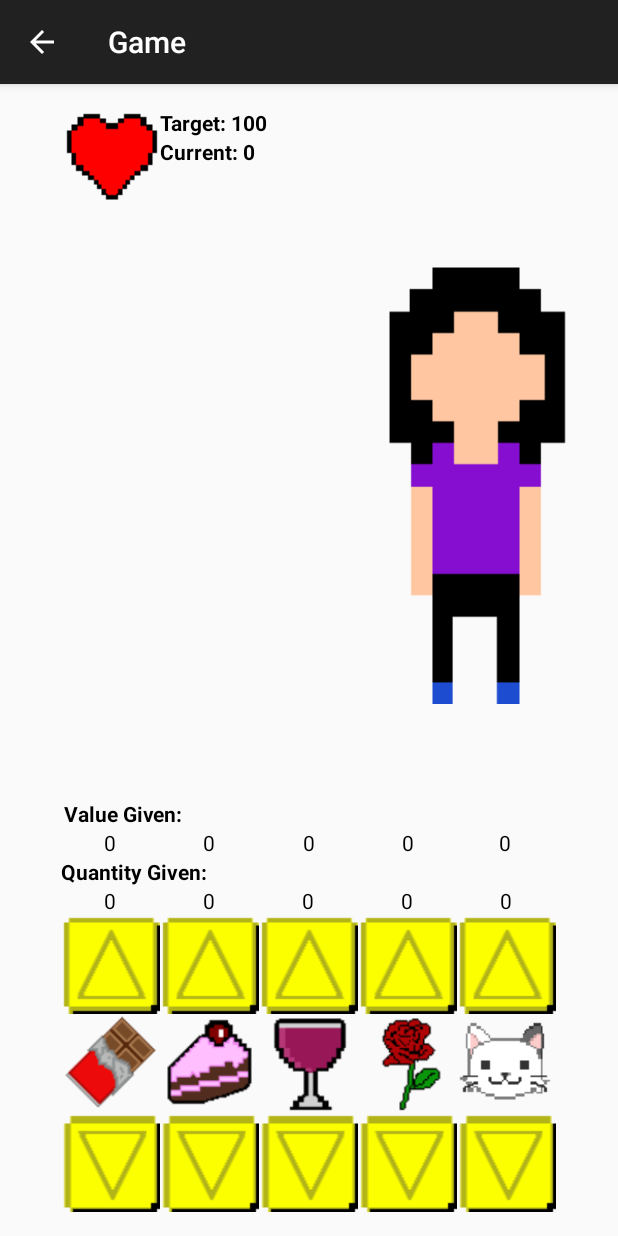
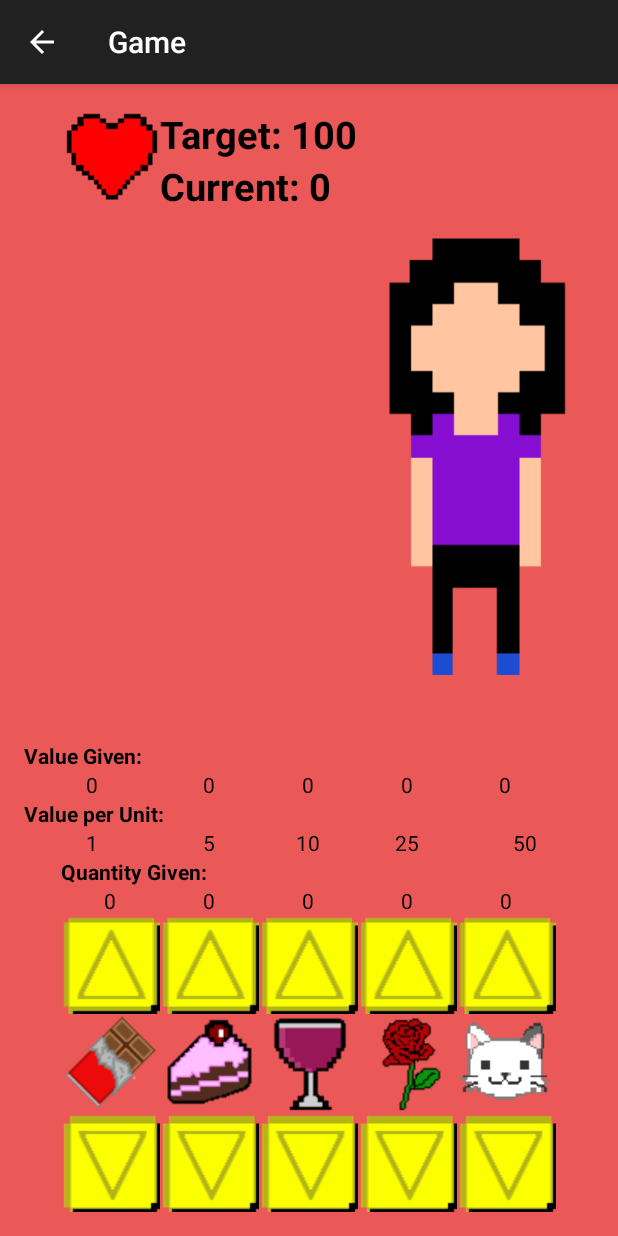
Before and after one commit to aptmac/Hackentines2016, an Android app: the Game screen opened directly, with no data from a screen before it, on a phone screen of 412 x 824 dp. Run offline under Robolectric (Android 15) with nearby library versions, the light colour scheme and no system bars.

Commit message:
Added some colour, re-aligned buttons/layouts

```diff
--- a/app/src/main/java/com/example/norifurikake/hackenties2016/Game.java
+++ b/app/src/main/java/com/example/norifurikake/hackenties2016/Game.java
@@ -6,7 +6,6 @@ import android.util.Log;
 import android.view.View;
 import android.widget.ImageView;
 import android.widget.TextView;
-
 import java.util.Random;
 
 
@@ -20,48 +19,33 @@ public class Game extends ActionBarActivity {
         Initialize();
     }
 
+    //Set up the variables and the game screen
     public void Initialize() {
         //Initialize the current target value
         target = 100;
         TextView textView = (TextView) findViewById(R.id.txtTarget);
         textView.setText("Target: " + String.valueOf(target));
 
+        //Display the Girl to the Screen
         ImageView imgGirl = (ImageView) findViewById(R.id.imgGirl);
         imgGirl.setImageResource(R.drawable.person1_standing);
-        /**
-        //Randomly generate the girl
-        Random r = new Random();
-        int girl = r.nextInt(5 - 1) + 5;
-        ImageView imgGirl = (ImageView) findViewById(R.id.imgGirl);
-        if (girl == 1)
-        {
-            imgGirl.setImageResource(R.drawable.person1_standing);
-        }
-        else if (girl == 2)
-        {
-            imgGirl.setImageResource(R.drawable.person2_standing);
-        }
-        else if (girl == 3)
-        {
-            imgGirl.setImageResource(R.drawable.person3_standing);
-        }
-        else if (girl == 4)
-        {
-            imgGirl.setImageResource(R.drawable.person4_standing);
-        }
-        else
-        {
-            imgGirl.setImageResource(R.drawable.person5_standing);
-        }
-         **/
 
-
-        //Initialize base values for the objects
+        //Initialize base values for the objects & update the activity form
         this.valueChocolate = 1;
+        textView = (TextView) findViewById(R.id.txtPerChocolate);
+        textView.setText(String.valueOf(valueChocolate));
         this.valueCake = 5;
+        textView = (TextView) findViewById(R.id.txtPerCake);
+        textView.setText(String.valueOf(valueCake));
         this.valueWine = 10;
+        textView = (TextView) findViewById(R.id.txtPerWine);
+        textView.setText(String.valueOf(valueWine));
         this.valueRose = 25;
+        textView = (TextView) findViewById(R.id.txtPerRose);
+        textView.setText(String.valueOf(valueRose));
         this.valueCat = 50;
+        textView = (TextView) findViewById(R.id.txtPerCat);
+        textView.setText(String.valueOf(valueCat));
     }
 
     /**
@@ -76,6 +60,15 @@ public class Game extends ActionBarActivity {
     public int valueCat = 0;
 
     /**
+     * Variables to hold the number of gifts currently given
+     */
+    public int numCake = 0;
+    public int numChocolate = 0;
+    public int numWine = 0;
+    public int numRose = 0;
+    public int numCat = 0;
+
+    /**
      * Variables to hold the running totals of each object
      */
     public int totalChocolate = 0;
@@ -85,28 +78,25 @@ public class Game extends ActionBarActivity {
     public int totalCat = 0;
 
 
-    /**
-     * Variables to hold the number of gifts currently given
-     */
-    public int numCake = 0;
-    public int numChocolate = 0;
-    public int numWine = 0;
-    public int numRose = 0;
-    public int numCat = 0;
-
+    //Function to check if the problem has been solved
     public void isSolved()
     {
+        //Create a local ImageView variable
         ImageView imgGirl = (ImageView) findViewById(R.id.imgGirl);
+
+        //If the user has completed the puzzle ...
         if (current == target)
         {
             Log.d("ALERT:", "You win!");
 
+            //Display the smiling Girl
             imgGirl.setImageResource(R.drawable.person1_smiling);
         }
         else
         {
+            //Girl is not smiling
             imgGirl.setImageResource(R.drawable.person1_standing);
-            //do nothing
+            //do nothing else
         }
     }
 
@@ -114,11 +104,14 @@ public class Game extends ActionBarActivity {
      * Increase and Decrease the quantity of Chocolate
      */
     public void IncreaseChocolate(View v){
+        //Increase the quantities
         numChocolate++;
         totalChocolate = totalChocolate + valueChocolate;
         current = current + valueChocolate;
         Log.d("Increase: ", String.valueOf(numChocolate));
         Log.d("Total Chocolate value: ", String.valueOf(totalChocolate));
+
+        //Update all textviews
         TextView textView = (TextView) findViewById(R.id.txtChocolate);
         textView.setText(String.valueOf(numChocolate));
 
@@ -128,6 +121,7 @@ public class Game extends ActionBarActivity {
         textView = (TextView) findViewById(R.id.txtCurrent);
         textView.setText("Current: " + String.valueOf(current));
 
+        //Check to see if the user has completed the puzzle
         isSolved();
     }
     public void DecreaseChocolate(View v){
@@ -138,10 +132,13 @@ public class Game extends ActionBarActivity {
         }
         else
         {
+            //Decrease the correct amount from the current total
             numChocolate--;
             totalChocolate = totalChocolate - valueChocolate;
             current = current - valueChocolate;
             Log.d("Decrease: ", String.valueOf(numChocolate));
+
+            //Update the textviews
             TextView textView = (TextView) findViewById(R.id.txtChocolate);
             textView.setText(String.valueOf(numChocolate));
 
@@ -152,6 +149,7 @@ public class Game extends ActionBarActivity {
             textView = (TextView) findViewById(R.id.txtCurrent);
             textView.setText("Current: " + String.valueOf(current));
 
+            //Check to see if the user has solved the puzzle
             isSolved();
         }
     }
--- a/app/src/main/res/layout/activity_game.xml
+++ b/app/src/main/res/layout/activity_game.xml
@@ -7,7 +7,8 @@
     android:paddingLeft="@dimen/activity_horizontal_margin"
     android:paddingRight="@dimen/activity_horizontal_margin"
     android:paddingTop="@dimen/activity_vertical_margin"
-    tools:context="com.example.norifurikake.hackenties2016.Game">
+    tools:context="com.example.norifurikake.hackenties2016.Game"
+    android:background="#eb5858">
 
     <Button
         style="?android:attr/buttonStyleSmall"
@@ -262,7 +263,8 @@
         android:layout_toRightOf="@+id/imgHeart"
         android:layout_toEndOf="@+id/imgHeart"
         android:textStyle="bold"
-        android:textColor="#000000" />
+        android:textColor="#000000"
+        android:textSize="25dp" />
 
     <TextView
         android:layout_width="wrap_content"
@@ -270,11 +272,12 @@
         android:textAppearance="?android:attr/textAppearanceSmall"
         android:text="Current: 0"
         android:id="@+id/txtCurrent"
+        android:textStyle="bold"
+        android:textColor="#000000"
         android:layout_below="@+id/txtTarget"
-        android:layout_toRightOf="@+id/imgHeart"
-        android:layout_toEndOf="@+id/imgHeart"
-        android:textStyle="bold"
-        android:textColor="#000000" />
+        android:layout_toRightOf="@+id/txtCurrentChocolate"
+        android:layout_toEndOf="@+id/txtCurrentChocolate"
+        android:textSize="25dp" />
 
     <TextView
         android:layout_width="wrap_content"
@@ -282,12 +285,12 @@
         android:textAppearance="?android:attr/textAppearanceSmall"
         android:text="0"
         android:id="@+id/txtCurrentCake"
-        android:layout_above="@+id/txtQuantity"
-        android:layout_toRightOf="@+id/txtChocolate"
-        android:layout_alignRight="@+id/txtCake"
-        android:layout_alignEnd="@+id/txtCake"
         android:textColor="#000000"
-        android:textAlignment="center" />
+        android:textAlignment="center"
+        android:layout_above="@+id/txtPerUnit"
+        android:layout_toRightOf="@+id/txtPerChocolate"
+        android:layout_alignRight="@+id/txtPerCake"
+        android:layout_alignEnd="@+id/txtPerCake" />
 
     <TextView
         android:layout_width="wrap_content"
@@ -295,13 +298,14 @@
         android:textAppearance="?android:attr/textAppearanceSmall"
         android:text="0"
         android:id="@+id/txtCurrentChocolate"
-        android:layout_alignTop="@+id/txtCurrentCake"
-        android:layout_alignLeft="@+id/txtQuantity"
-        android:layout_alignStart="@+id/txtQuantity"
+        android:textColor="#000000"
+        android:textAlignment="center"
+        android:layout_alignBaseline="@+id/txtCurrentCake"
+        android:layout_alignBottom="@+id/txtCurrentCake"
+        android:layout_alignLeft="@+id/txtValue"
+        android:layout_alignStart="@+id/txtValue"
         android:layout_alignRight="@+id/txtChocolate"
-        android:layout_alignEnd="@+id/txtChocolate"
-        android:textColor="#000000"
-        android:textAlignment="center" />
+        android:layout_alignEnd="@+id/txtChocolate" />
 
     <TextView
         android:layout_width="wrap_content"
@@ -309,9 +313,12 @@
         android:textAppearance="?android:attr/textAppearanceSmall"
         android:text="0"
         android:id="@+id/txtCurrentWine"
-        android:layout_above="@+id/txtQuantity"
-        android:layout_centerHorizontal="true"
-        android:textColor="#000000" />
+        android:textColor="#000000"
+        android:layout_alignTop="@+id/txtCurrentChocolate"
+        android:layout_toLeftOf="@+id/txtCurrentRose"
+        android:layout_alignLeft="@+id/txtWine"
+        android:layout_alignStart="@+id/txtWine"
+        android:textAlignment="center" />
 
     <TextView
         android:layout_width="wrap_content"
@@ -321,11 +328,11 @@
         android:id="@+id/txtCurrentRose"
         android:textAlignment="center"
         android:layout_alignTop="@+id/txtCurrentWine"
-        android:layout_toRightOf="@+id/txtWine"
-        android:layout_toEndOf="@+id/txtWine"
-        android:layout_marginLeft="29dp"
-        android:layout_marginStart="29dp"
-        android:textColor="#000000" />
+        android:textColor="#000000"
+        android:layout_alignLeft="@+id/imgGirl"
+        android:layout_alignStart="@+id/imgGirl"
+        android:layout_toLeftOf="@+id/txtCurrentCat"
+        android:layout_toStartOf="@+id/txtCurrentCat" />
 
     <TextView
         android:layout_width="wrap_content"
@@ -346,11 +353,11 @@
         android:textAppearance="?android:attr/textAppearanceSmall"
         android:text="Value Given:"
         android:id="@+id/txtValue"
-        android:layout_above="@+id/txtCurrentChocolate"
-        android:layout_alignLeft="@+id/imgHeart"
-        android:layout_alignStart="@+id/imgHeart"
         android:textStyle="bold"
-        android:textColor="#000000" />
+        android:textColor="#000000"
+        android:layout_above="@+id/txtCurrentCake"
+        android:layout_alignParentLeft="true"
+        android:layout_alignParentStart="true" />
 
     <ImageView
         android:layout_width="wrap_content"
@@ -360,7 +367,87 @@
         android:layout_alignParentEnd="true"
         android:layout_toRightOf="@+id/btnEasy"
         android:layout_toEndOf="@+id/btnEasy"
-        android:layout_above="@+id/txtValue"
-        android:layout_alignParentTop="true" />
+        android:layout_alignParentTop="true"
+        android:layout_above="@+id/txtValue" />
+
+    <TextView
+        android:layout_width="wrap_content"
+        android:layout_height="wrap_content"
+        android:textAppearance="?android:attr/textAppearanceSmall"
+        android:text="0"
+        android:id="@+id/txtPerChocolate"
+        android:layout_above="@+id/txtQuantity"
+        android:layout_alignParentLeft="true"
+        android:layout_alignParentStart="true"
+        android:textColor="#000000"
+        android:textAlignment="center"
+        android:layout_toLeftOf="@+id/txtCake"
+        android:layout_toStartOf="@+id/txtCake" />
+
+    <TextView
+        android:layout_width="66dp"
+        android:layout_height="wrap_content"
+        android:textAppearance="?android:attr/textAppearanceSmall"
+        android:text="0"
+        android:id="@+id/txtPerCake"
+        android:textColor="#000000"
+        android:textAlignment="center"
+        android:layout_below="@+id/txtPerUnit"
+        android:layout_toRightOf="@+id/txtChocolate"
+        android:layout_toLeftOf="@+id/txtPerWine"
+        android:layout_toStartOf="@+id/txtPerWine" />
+
+    <TextView
+        android:layout_width="wrap_content"
+        android:layout_height="wrap_content"
+        android:textAppearance="?android:attr/textAppearanceSmall"
+        android:text="0"
+        android:id="@+id/txtPerWine"
+        android:layout_alignBottom="@+id/txtPerCake"
+        android:textColor="#000000"
+        android:textAlignment="center"
+        android:layout_toLeftOf="@+id/txtPerRose"
+        android:layout_alignLeft="@+id/txtWine"
+        android:layout_alignStart="@+id/txtWine" />
+
+    <TextView
+        android:layout_width="wrap_content"
+        android:layout_height="wrap_content"
+        android:textAppearance="?android:attr/textAppearanceSmall"
+        android:text="0"
+        android:id="@+id/txtPerRose"
+        android:layout_alignBottom="@+id/txtPerWine"
+        android:layout_alignLeft="@+id/txtRose"
+        android:layout_alignStart="@+id/txtRose"
+        android:textColor="#000000"
+        android:textAlignment="center"
+        android:layout_toLeftOf="@+id/txtPerCat"
+        android:layout_toStartOf="@+id/txtPerCat" />
+
+    <TextView
+        android:layout_width="wrap_content"
+        android:layout_height="wrap_content"
+        android:textAppearance="?android:attr/textAppearanceSmall"
+        android:text="0"
+        android:id="@+id/txtPerCat"
+        android:layout_alignBottom="@+id/txtPerRose"
+        android:layout_toRightOf="@+id/txtRose"
+        android:layout_alignTop="@+id/txtPerRose"
+        android:textColor="#000000"
+        android:textAlignment="center"
+        android:layout_alignParentRight="true"
+        android:layout_alignParentEnd="true" />
+
+    <TextView
+        android:layout_width="wrap_content"
+        android:layout_height="wrap_content"
+        android:textAppearance="?android:attr/textAppearanceSmall"
+        android:text="Value per Unit:"
+        android:id="@+id/txtPerUnit"
+        android:layout_above="@+id/txtPerChocolate"
+        android:layout_alignParentLeft="true"
+        android:layout_alignParentStart="true"
+        android:textColor="#000000"
+        android:textStyle="bold" />
 
 </RelativeLayout>
```
Also changed, not shown: app/src/main/res/layout/activity_difficulty.xml (+112 -67 lines).
